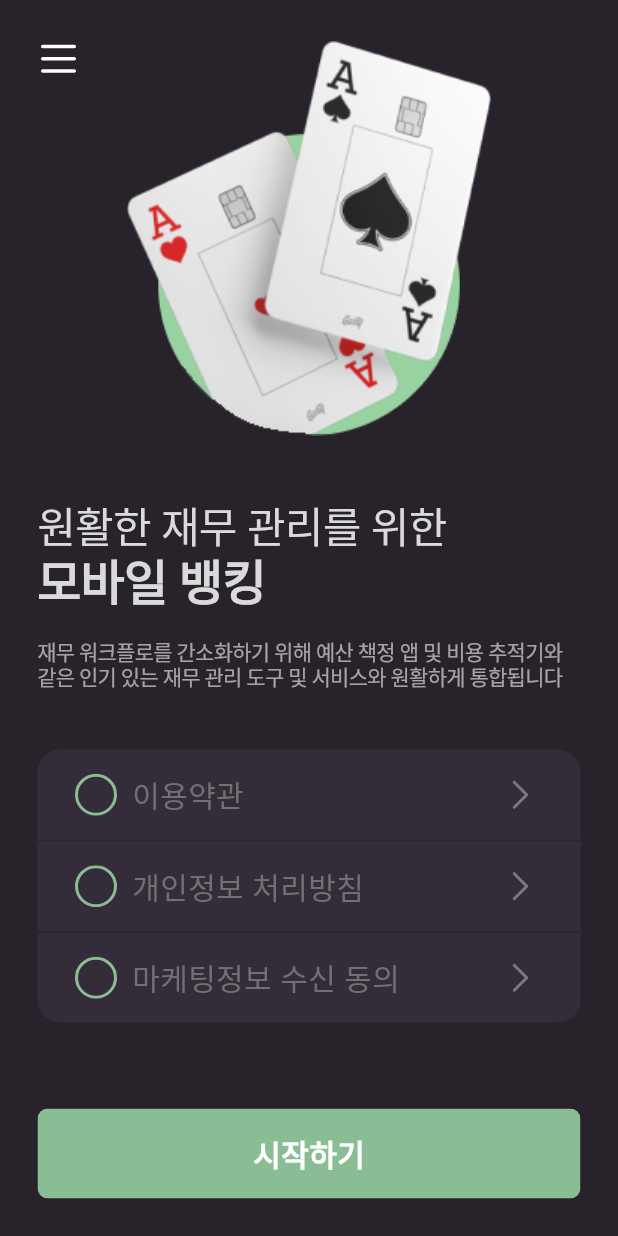
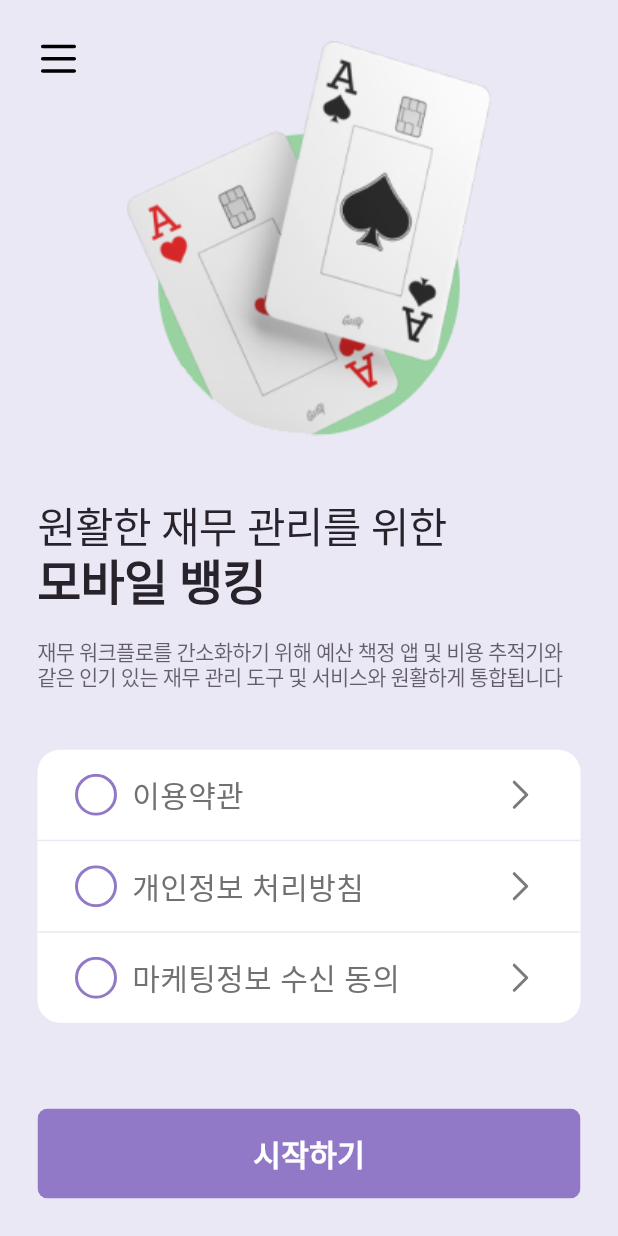
Before and after one commit to sudar-life/flutter_theme_sample, a Flutter app: the screen it shows after launch, after a tap on "시작하기", on a phone screen of 412 x 824 dp. Run offline on Flutter 3.47's test engine with Material 2 defaults, Android fonts, the phone set to English and light mode, and no system bars; our stand-ins replace flutter_svg, get, google_fonts, shared_preferences.

Commit message:
추가 수정

```diff
--- a/lib/src/app.dart
+++ b/lib/src/app.dart
@@ -7,9 +7,7 @@ class MyApp extends GetView<ThemeController> {
   const MyApp({super.key});
 
   void initThemeMode(BuildContext context) {
-    var brightness = MediaQuery.of(context).platformBrightness;
-    controller
-        .init(brightness == Brightness.dark ? ThemeMode.dark : ThemeMode.light);
+    controller.init(Get.isPlatformDarkMode ? ThemeMode.dark : ThemeMode.light);
   }
 
   @override
--- a/lib/src/page/home.dart
+++ b/lib/src/page/home.dart
@@ -36,9 +36,7 @@ class Home extends StatelessWidget {
         child: SizedBox(
           height: 60,
           child: Btn(
-            onTap: () {
-              Get.find<ThemeController>().updateMode(ThemeMode.dark);
-            },
+            onTap: () {},
             text: '시작하기',
           ),
         ),
```
